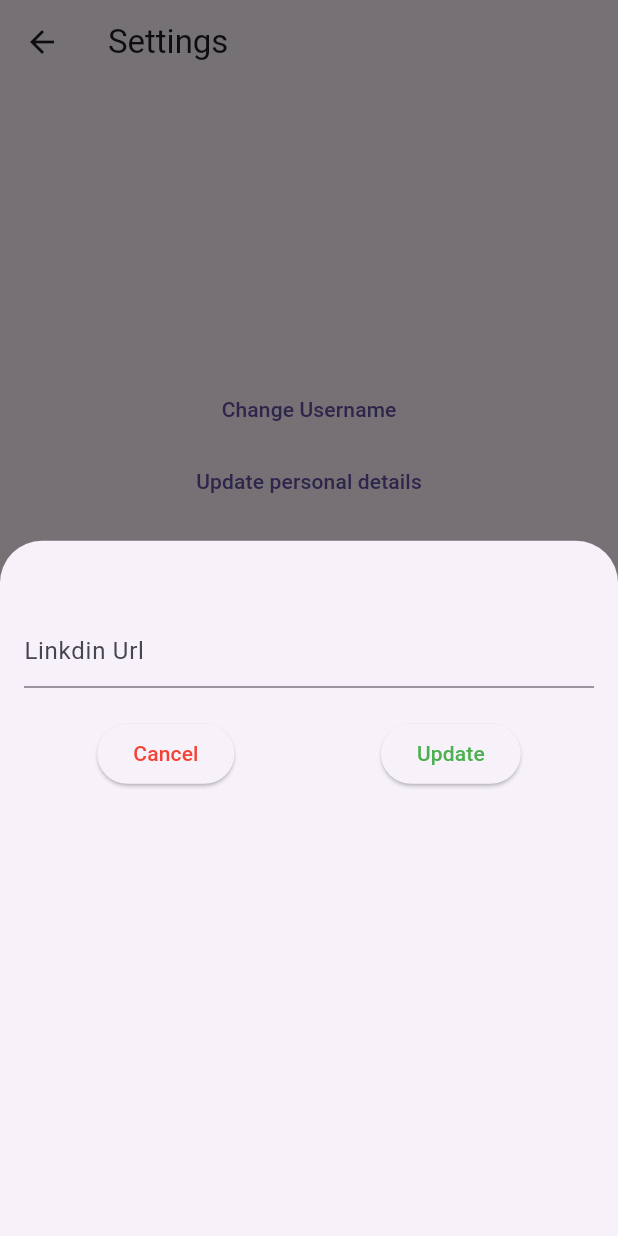
After one commit to MustafaAkolawala/Accenture-DedSec, a Flutter app: the screen it shows once a user with an empty profile is signed in, item 5 of the bottom bar chosen, after a tap on "Add Linkdin Profile", on a phone screen of 412 x 824 dp. The commit adds this screen. Run offline on Flutter 3.47's test engine with Material 2 defaults, Android fonts, the phone set to English and light mode, and no system bars; drawn by our look-alikes of google_nav_bar; our stand-ins replace cloud_firestore, firebase_auth, firebase_core, firebase_database, firebase_messaging, firebase_storage and 4 more; missing offline and left inert: flutter_mentions; accounts and stored records are empty; network calls fail.

Commit message:
mail and linkdin facility

```diff
--- a/lib/all_profile.dart
+++ b/lib/all_profile.dart
@@ -2,6 +2,7 @@ import 'package:cloud_firestore/cloud_firestore.dart';
 import 'package:flutter/cupertino.dart';
 import 'package:flutter/material.dart';
 import 'package:hackathon/Forum_categories.dart';
+import 'package:url_launcher/url_launcher.dart';
 
 class Profile_all extends StatefulWidget {
   const Profile_all({super.key,required this.uid});
@@ -14,6 +15,22 @@ final uid;
 }
 
 class _Profileallstate extends State<Profile_all> {
+  _linkedin(String url) async {
+    Uri url1= Uri.parse(url);
+
+
+      await launchUrl(url1,mode: LaunchMode.externalApplication);
+
+
+  }
+  _emailto(String url) async {
+    Uri url1= Uri(scheme: 'mailto',path: url);
+
+
+    await launchUrl(url1);
+
+
+  }
   @override
   Widget build(BuildContext context) {
     return WillPopScope(onWillPop: () async { Navigator.push(context, PageRouteBuilder(pageBuilder: (context,animation1,animation2)=>Forum_categories(),transitionDuration: Duration.zero,reverseTransitionDuration: Duration.zero)); return true; },
@@ -109,6 +126,17 @@ class _Profileallstate extends State<Profile_all> {
           const SizedBox(
             height: 30,
           ),
+           Row(mainAxisAlignment: MainAxisAlignment.spaceAround,
+            children: [doc['Linkdin_url']!=null?
+              ElevatedButton.icon(onPressed: (){_linkedin(doc['Linkdin_url']);}, icon: Icon(Icons.link_rounded),
+               label: const Text('Linkdin'),):ElevatedButton(onPressed: (){}, child: Text('none')),
+
+              doc['email_id']!=null?
+              ElevatedButton.icon(onPressed: (){_emailto(doc['email_id']);}, icon: Icon(Icons.email_outlined),
+                label: const Text('Email'),):ElevatedButton(onPressed: (){}, child: Text('none')),
+
+            ],
+          )
         ],),
       );
     }
--- /dev/null
+++ b/lib/linkdin.dart
@@ -0,0 +1,63 @@
+import 'package:cloud_firestore/cloud_firestore.dart';
+import 'package:firebase_auth/firebase_auth.dart';
+import 'package:flutter/cupertino.dart';
+import 'package:flutter/material.dart';
+
+class Linkdin extends StatefulWidget {
+  Linkdin({super.key});
+
+
+
+  @override
+  State<Linkdin> createState() {
+    return _bottommodalstate();
+  }
+}
+
+class _bottommodalstate extends State<Linkdin> {
+  final _biocontroller = TextEditingController();
+
+  void _submit(){
+    if(_biocontroller.text.trim().isEmpty){
+      showDialog(context: context, builder: (ctx)=> AlertDialog(title: Text('No Value entered'),content: Text('Please enter Linkdin profile link'),actions: [TextButton(onPressed: (){Navigator.pop(ctx);}, child: Text('close'))],));
+      return;
+    }
+    FirebaseFirestore.instance.collection('users').doc(FirebaseAuth.instance.currentUser!.uid).update({'Linkdin_url': _biocontroller.text});
+    Navigator.pop(context);
+  }
+
+  @override
+  void dispose(){
+    _biocontroller.dispose();
+    super.dispose();
+  }
+  @override
+  Widget build(BuildContext context) {
+    return Padding(
+      padding: const EdgeInsets.symmetric(horizontal: 16,vertical: 50),
+      child: Column(
+        children: [
+          TextField(
+            controller: _biocontroller,
+
+            decoration: const InputDecoration(hintText: 'Linkdin Url'),
+          ),
+          const SizedBox(
+            height: 20,
+          ),
+
+          Row(mainAxisAlignment: MainAxisAlignment.spaceAround,
+            children: [
+              ElevatedButton(
+                  onPressed: () {
+                    Navigator.pop(context);
+                  },
+                  child: const Text('Cancel',style: TextStyle(color: Colors.red),)),
+              ElevatedButton(onPressed: _submit, child: const Text('Update',style: TextStyle(color: Colors.green),))
+            ],
+          )
+        ],
+      ),
+    );
+  }
+}
--- a/lib/settings.dart
+++ b/lib/settings.dart
@@ -5,6 +5,7 @@ import 'package:hackathon/Forum_categories.dart';
 import 'package:hackathon/bottommodal.dart';
 import 'package:hackathon/change_pass.dart';
 import 'package:hackathon/delete_user.dart';
+import 'package:hackathon/linkdin.dart';
 import 'package:hackathon/profile.dart';
 import 'package:hackathon/update_bio.dart';
 import 'package:hackathon/update_username.dart';
@@ -52,6 +53,13 @@ class _settingstate extends State<Setting> {
 
         context: context,
         builder: (ctx) => Updatebio());
+  }
+  void _addoverlay5() {
+    showModalBottomSheet(
+
+
+        context: context,
+        builder: (ctx) => Linkdin());
   }
 
 
@@ -132,6 +140,7 @@ class _settingstate extends State<Setting> {
               TextButton(
                   onPressed: _addoverlay, child: const Text('Update personal details')),
               TextButton(onPressed: _addoverlay4, child: const Text('Update BIO')),
+              TextButton(onPressed: _addoverlay5, child: const Text('Add Linkdin Profile')),
               TextButton(onPressed: _addoverlay2, child: const Text('Change Password')),
               TextButton(onPressed: _addoverlay3, child: const Text('Delete Account')),
 
--- a/pubspec.yaml
+++ b/pubspec.yaml
@@ -52,6 +52,7 @@ dependencies:
   liquid_pull_to_refresh: ^3.0.1
   flutter_mentions: ^2.0.1
   linkfy_text: ^1.1.5
+  url_launcher: ^6.1.14
 
 
 dev_dependencies:
```
Also changed, not shown: lib/comments.dart (+5 -6 lines), pubspec.lock, 7 other files.
